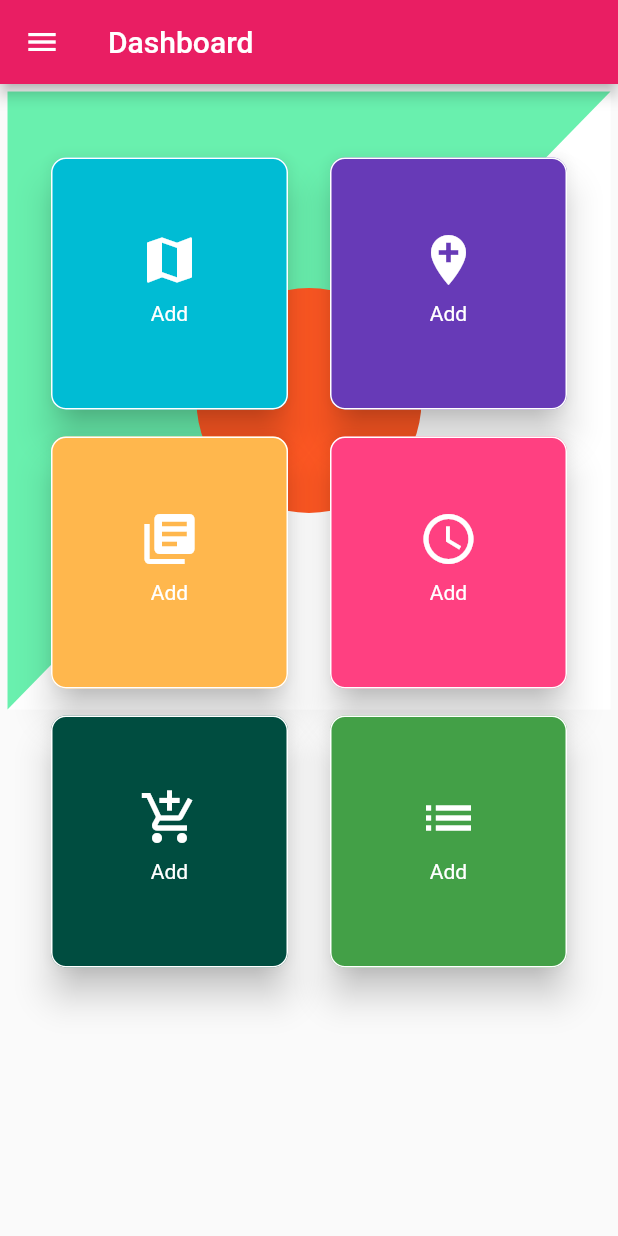
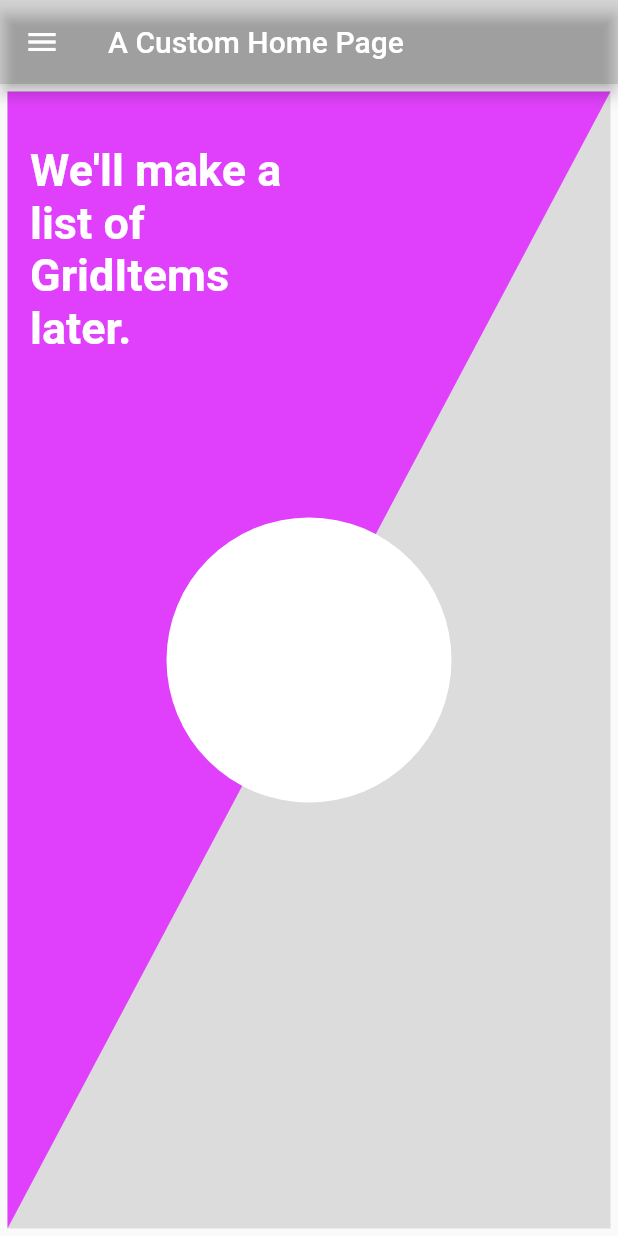
Before and after one commit to sanjibsinha/flutter_artisan, a Flutter app: the screen it shows after launch, on a phone screen of 412 x 824 dp. Run offline on Flutter 3.47's test engine with Material 2 defaults, Android fonts, the phone set to English and light mode, and no system bars.

Commit message:
modifying branch basic layout

```diff
--- a/lib/main.dart
+++ b/lib/main.dart
@@ -9,6 +9,7 @@ class MyApp extends StatelessWidget {
   Widget build(BuildContext context) {
     //var size = MediaQuery.of(context).size;
     return const MaterialApp(
+      title: 'A Custom Home Page',
       home: DashBoard(
           // size: size,
           ),
@@ -27,16 +28,21 @@ class DashBoard extends StatelessWidget {
   Widget build(BuildContext context) {
     var size = MediaQuery.of(context).size;
     return MaterialApp(
-      title: 'Flutter Demo',
+      title: 'A Custom Home Page',
+
+      /// ignore: todo
+      ///TODO: we'll make a custom global theme later
+      ///
+
       theme: ThemeData(
         primarySwatch: Colors.blue,
       ),
       home: Scaffold(
         appBar: AppBar(
-          backgroundColor: Colors.pink,
+          backgroundColor: Colors.black12,
           leading: const Icon(Icons.menu),
           title: const Text(
-            "Dashboard",
+            "A Custom Home Page",
             textAlign: TextAlign.center,
           ),
         ),
@@ -45,9 +51,9 @@ class DashBoard extends StatelessWidget {
             Container(
               padding: const EdgeInsets.all(5),
               child: CustomPaint(
-                painter: ShapesPainter(),
+                painter: ShapingPainter(),
                 child: Container(
-                  height: size.height / 2,
+                  height: size.height / 1,
                 ),
               ),
             ),
@@ -57,13 +63,15 @@ class DashBoard extends StatelessWidget {
                 padding: const EdgeInsets.only(left: 20, right: 20),
                 child: GridView.count(
                   crossAxisCount: 2,
-                  children: <Widget>[
-                    createGridItem(0),
-                    createGridItem(1),
-                    createGridItem(2),
-                    createGridItem(3),
-                    createGridItem(4),
-                    createGridItem(5),
+                  children: const <Widget>[
+                    Text(
+                      'We\'ll make a list of GridItems later.',
+                      style: TextStyle(
+                        color: Colors.white,
+                        fontSize: 30,
+                        fontWeight: FontWeight.bold,
+                      ),
+                    ),
                   ],
                 ),
               ),
@@ -73,8 +81,66 @@ class DashBoard extends StatelessWidget {
       ),
     );
   }
+}
 
-  Widget createGridItem(int position) {
+class ShapingPainter extends CustomPainter {
+  @override
+  void paint(Canvas canvas, Size size) {
+    final paint = Paint();
+
+    /// setting the paint color greyish
+    /// so it could cover the lower half of the screen
+    ///
+    paint.color = Colors.black12;
+
+    /// Creating a rectangle with size and width same as the canvas
+    /// It'll be going to cover the whole screen
+    ///
+    var rect = Rect.fromLTWH(0, 0, size.width, size.height);
+
+    /// Drawing the rectangle using the paint
+    ///
+    canvas.drawRect(rect, paint);
+
+    /// Covering the upper half of the rectangle
+    ///
+    paint.color = Colors.purpleAccent;
+    // Firstly, creating a path to form the shape
+    var path = Path();
+    path.lineTo(0, size.height);
+    path.lineTo(size.width, 0);
+    // Secondly, closing the path to form a bounded shape
+    path.close();
+    canvas.drawPath(path, paint);
+    // Setting the color property of the paint
+    paint.color = Colors.white;
+    // Center of the canvas is (x,y) => (width/2, height/2)
+    var center = Offset(size.width / 2, size.height / 2);
+    // Finally, drawing the circle with center having radius 95.0
+    canvas.drawCircle(center, 95.0, paint);
+  }
+
+  @override
+  bool shouldRepaint(CustomPainter oldDelegate) => false;
+}
+
+/* CustomGridItem(position: 0),
+                    CustomGridItem(position: 1),
+                    CustomGridItem(position: 2),
+                    CustomGridItem(position: 3),
+                    CustomGridItem(position: 4),
+                    CustomGridItem(position: 5), */
+
+class CustomGridItem extends StatelessWidget {
+  const CustomGridItem({
+    Key? key,
+    required this.position,
+  }) : super(key: key);
+
+  final int position;
+
+  @override
+  Widget build(BuildContext context) {
     Color? color = Colors.white;
     var icondata = Icons.add;
 
@@ -147,33 +213,3 @@ class DashBoard extends StatelessWidget {
     });
   }
 }
-
-class ShapesPainter extends CustomPainter {
-  @override
-  void paint(Canvas canvas, Size size) {
-    final paint = Paint();
-    // set the paint color to be white
-    paint.color = Colors.white;
-    // Create a rectangle with size and width same as the canvas
-    var rect = Rect.fromLTWH(0, 0, size.width, size.height);
-    // draw the rectangle using the paint
-    canvas.drawRect(rect, paint);
-    paint.color = Colors.greenAccent;
-    // create a path
-    var path = Path();
-    path.lineTo(0, size.height);
-    path.lineTo(size.width, 0);
-    // close the path to form a bounded shape
-    path.close();
-    canvas.drawPath(path, paint);
-    // set the color property of the paint
-    paint.color = Colors.deepOrange;
-    // center of the canvas is (x,y) => (width/2, height/2)
-    var center = Offset(size.width / 2, size.height / 2);
-    // draw the circle with center having radius 75.0
-    canvas.drawCircle(center, 75.0, paint);
-  }
-
-  @override
-  bool shouldRepaint(CustomPainter oldDelegate) => false;
-}
```
